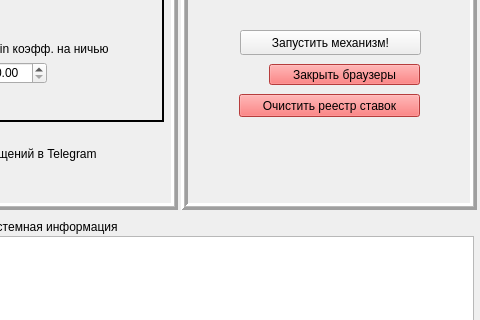
First picture: the form in Client UI/components/templates/client_app_template.ui, repository HiddenJang/Xperiment2, before the edit; both pictures show x 383 to 863 and y 180 to 500 of the 863 by 603 pixel window.
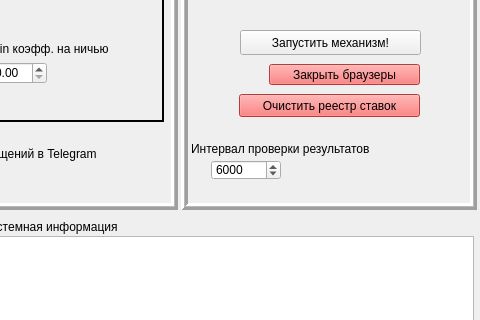
Second picture: the form after the edit.

Commit message: result extraction development

Diff of the .ui file:
```diff
--- a/Client UI/components/templates/client_app_template.ui
+++ b/Client UI/components/templates/client_app_template.ui
@@ -760,6 +760,38 @@
       <number>10</number>
      </property>
     </widget>
+    <widget class="QLabel" name="label_resultExtractionTimeout">
+     <property name="geometry">
+      <rect>
+       <x>10</x>
+       <y>301</y>
+       <width>231</width>
+       <height>16</height>
+      </rect>
+     </property>
+     <property name="text">
+      <string>Интервал проверки результатов</string>
+     </property>
+    </widget>
+    <widget class="QSpinBox" name="spinBox_resultExtractionTimeout">
+     <property name="geometry">
+      <rect>
+       <x>30</x>
+       <y>320</y>
+       <width>70</width>
+       <height>20</height>
+      </rect>
+     </property>
+     <property name="maximum">
+      <number>99999</number>
+     </property>
+     <property name="value">
+      <number>6000</number>
+     </property>
+     <property name="displayIntegerBase">
+      <number>10</number>
+     </property>
+    </widget>
    </widget>
    <widget class="QWidget" name="verticalLayoutWidget">
     <property name="geometry">
```
The commit also changes 5 other files.
